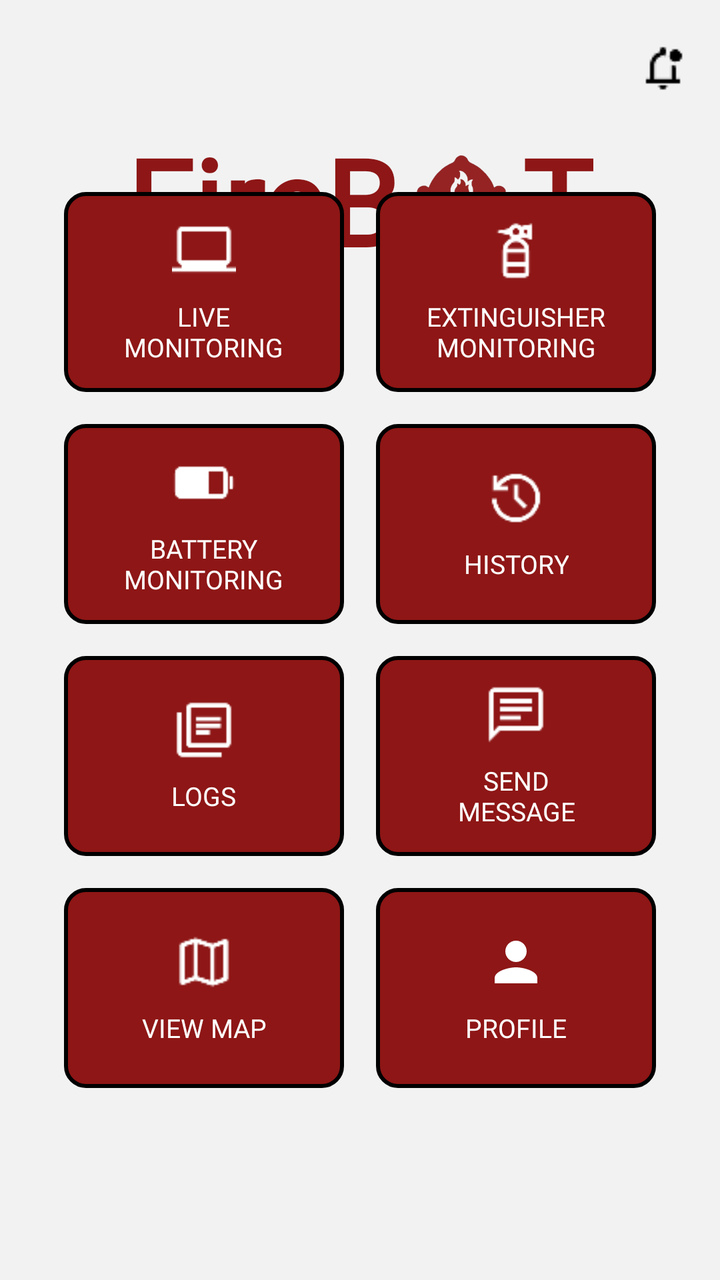
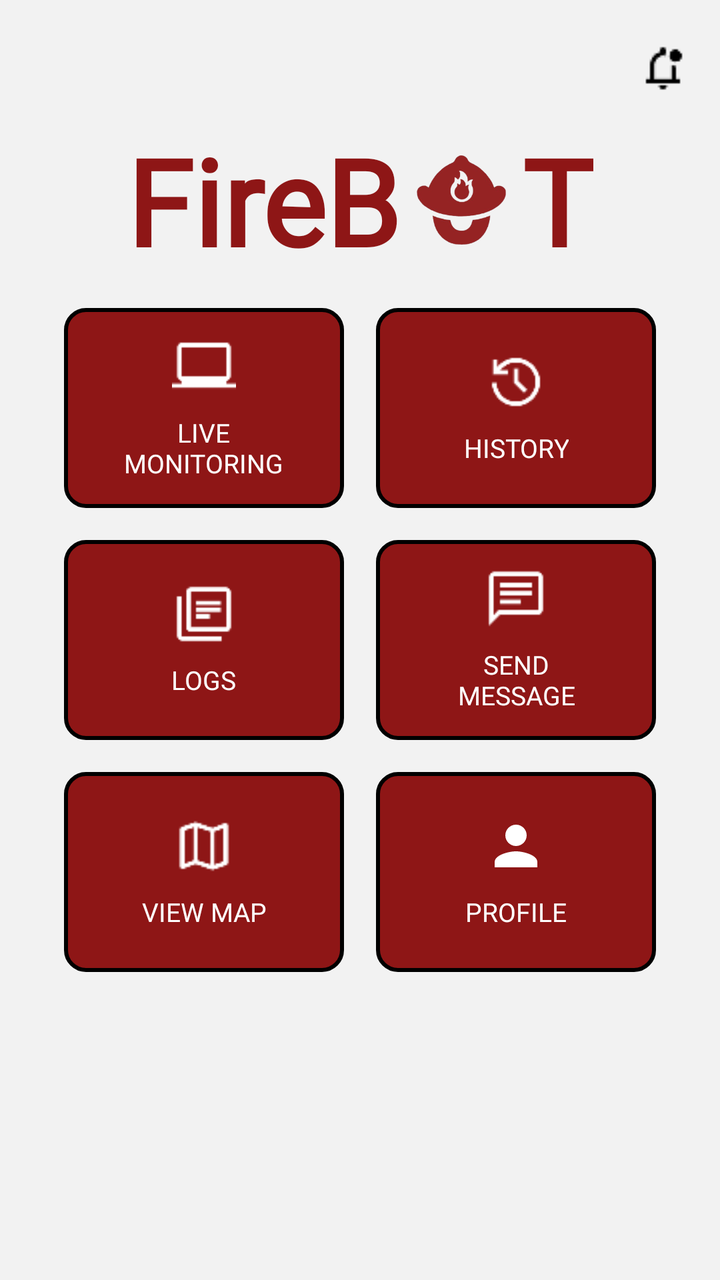

Two renders of the same Android screen: before a commit and after it. Below are the layout's source before the change and the commit's diff.
<!-- AndroidManifest.xml: application theme AppTheme -->
<!-- res/layout/second_activity_landing.xml -->
<?xml version="1.0" encoding="utf-8"?>
<RelativeLayout xmlns:android="http://schemas.android.com/apk/res/android"
    android:layout_width="match_parent"
    android:layout_height="match_parent"
    android:background="#F2F2F2">

    
    <ImageButton
        android:id="@+id/btnNotification"
        android:layout_width="wrap_content"
        android:layout_height="36dp"
        android:layout_alignParentEnd="true"
        android:layout_marginStart="16dp"
        android:layout_marginLeft="16dp"
        android:layout_marginTop="16dp"
        android:layout_marginEnd="16dp"
        android:layout_marginRight="16dp"
        android:layout_marginBottom="16dp"
        android:background="?attr/selectableItemBackgroundBorderless"
        android:contentDescription="Notifications"
        android:src="@drawable/notification_bell" />

    
    <LinearLayout
        android:layout_width="wrap_content"
        android:layout_height="wrap_content"
        android:orientation="horizontal"
        android:layout_centerHorizontal="true"
        android:layout_marginTop="60dp"
        android:gravity="center_vertical">

        <TextView
            android:layout_width="wrap_content"
            android:layout_height="wrap_content"
            android:text="FireB"
            android:textSize="60sp"
            android:textStyle="bold"
            android:textColor="#8E1616"
            android:fontFamily="@font/poppins_bold" />

        <ImageView
            android:layout_width="80dp"
            android:layout_height="80dp"
            android:layout_marginStart="-10dp"
            android:layout_marginEnd="-10dp"
            android:layout_gravity="center_vertical"
            android:adjustViewBounds="true"
            android:scaleType="fitCenter"
            android:contentDescription="Logo"
            android:src="@drawable/firebot_logo_red" />

        <TextView
            android:layout_width="wrap_content"
            android:layout_height="wrap_content"
            android:text="T"
            android:textSize="60sp"
            android:textStyle="bold"
            android:textColor="#8E1616"
            android:fontFamily="@font/poppins_bold" />
    </LinearLayout>

    
    <GridLayout
        android:layout_width="wrap_content"
        android:layout_height="wrap_content"
        android:layout_centerInParent="true"
        android:alignmentMode="alignMargins"
        android:columnCount="2"
        android:rowCount="4"
        android:rowOrderPreserved="false"
        android:layout_marginTop="40dp">

        
        
        <LinearLayout
            style="@style/LandingButton"
            android:id="@+id/btnLiveMonitoring">
            <ImageView
                android:layout_width="32dp"
                android:layout_height="32dp"
                android:src="@drawable/laptop" />
            <TextView
                android:layout_width="wrap_content"
                android:layout_height="wrap_content"
                android:text="LIVE\nMONITORING"
                style="@style/LandingText" />
        </LinearLayout>

        
        <LinearLayout
            style="@style/LandingButton"
            android:id="@+id/btnExtinguisher">
            <ImageView
                android:layout_width="32dp"
                android:layout_height="32dp"
                android:src="@drawable/fire_extinguisher" />
            <TextView
                android:layout_width="wrap_content"
                android:layout_height="wrap_content"
                android:text="EXTINGUISHER\nMONITORING"
                style="@style/LandingText" />
        </LinearLayout>

        
        
        <LinearLayout
            style="@style/LandingButton"
            android:id="@+id/btnBattery">
            <ImageView
                android:layout_width="32dp"
                android:layout_height="32dp"
                android:src="@drawable/battery" />
            <TextView
                android:layout_width="wrap_content"
                android:layout_height="wrap_content"
                android:text="BATTERY\nMONITORING"
                style="@style/LandingText" />
        </LinearLayout>

        
        <LinearLayout
            style="@style/LandingButton"
            android:id="@+id/btnHistory">
            <ImageView
                android:layout_width="32dp"
                android:layout_height="32dp"
                android:src="@drawable/history" />
            <TextView
                android:layout_width="wrap_content"
                android:layout_height="wrap_content"
                android:text="HISTORY"
                style="@style/LandingText" />
        </LinearLayout>

        
        
        <LinearLayout
            style="@style/LandingButton"
            android:id="@+id/btnLogs">
            <ImageView
                android:layout_width="32dp"
                android:layout_height="32dp"
                android:src="@drawable/files" />
            <TextView
                android:layout_width="wrap_content"
                android:layout_height="wrap_content"
                android:text="LOGS"
                style="@style/LandingText" />
        </LinearLayout>

        
        <LinearLayout
            style="@style/LandingButton"
            android:id="@+id/btnSendMessage">
            <ImageView
                android:layout_width="32dp"
                android:layout_height="32dp"
                android:src="@drawable/message" />
            <TextView
                android:layout_width="wrap_content"
                android:layout_height="wrap_content"
                android:text="SEND\nMESSAGE"
                style="@style/LandingText" />
        </LinearLayout>

        
        
        <LinearLayout
            style="@style/LandingButton"
            android:id="@+id/btnMap">
            <ImageView
                android:layout_width="32dp"
                android:layout_height="32dp"
                android:src="@drawable/map_icon" /> <TextView
            android:layout_width="wrap_content"
            android:layout_height="wrap_content"
            android:text="VIEW MAP"
            style="@style/LandingText" />
        </LinearLayout>

        <LinearLayout
            style="@style/LandingButton"
            android:id="@+id/btnProfile">
            <ImageView
                android:layout_width="32dp"
                android:layout_height="32dp"
                android:src="@drawable/person_icon" />
            <TextView
                android:layout_width="wrap_content"
                android:layout_height="wrap_content"
                android:text="PROFILE"
                style="@style/LandingText" />
        </LinearLayout>
    </GridLayout>
</RelativeLayout>
<!-- resources referenced by this layout -->
<resources>
  <!-- drawable battery: png bitmap (drawable, 718 bytes) -->
  <!-- drawable files: png bitmap (drawable, 875 bytes) -->
  <!-- drawable fire_extinguisher: png bitmap (drawable, 935 bytes) -->
  <!-- drawable firebot_logo_red: png bitmap (drawable, 44093 bytes) -->
  <!-- drawable history: png bitmap (drawable, 1119 bytes) -->
  <!-- drawable laptop: png bitmap (drawable, 710 bytes) -->
  <!-- drawable map_icon: png bitmap (drawable, 833 bytes) -->
  <!-- drawable message: png bitmap (drawable, 829 bytes) -->
  <!-- drawable notification_bell: png bitmap (drawable, 603 bytes) -->
  <!-- drawable person_icon (drawable) -->
  <vector xmlns:android="http://schemas.android.com/apk/res/android" android:height="24dp" android:tint="#FFFFFF" android:viewportHeight="24" android:viewportWidth="24" android:width="24dp">
        
      <path android:fillColor="@android:color/white" android:pathData="M12,12c2.21,0 4,-1.79 4,-4s-1.79,-4 -4,-4 -4,1.79 -4,4 1.79,4 4,4zM12,14c-2.67,0 -8,1.34 -8,4v2h16v-2c0,-2.66 -5.33,-4 -8,-4z"/>
      
  </vector>
  <style name="LandingButton">
          <item name="android:layout_width">140dp</item>
          <item name="android:layout_height">100dp</item>
          <item name="android:orientation">vertical</item>
          <item name="android:gravity">center</item>
          <item name="android:layout_margin">8dp</item>
          <item name="android:background">@drawable/landing_button_bg</item>
      </style>
  <style name="LandingText">
          <item name="android:layout_marginTop">8dp</item>
          <item name="android:textColor">#FFFFFF</item>
          <item name="android:textSize">13sp</item>
          <item name="android:gravity">center</item>
          <item name="android:fontFamily">@font/poppins_bold</item>
      </style>
  <style name="AppTheme" parent="Theme.AppCompat.Light.DarkActionBar">
          <item name="colorPrimary">@color/colorPrimary</item>
          <item name="colorPrimaryDark">@color/colorPrimaryDark</item>
          <item name="colorAccent">@color/colorAccent</item>
  
          <item name="actionBarStyle">@style/CustomActionBar</item>
      </style>
  <!-- drawable landing_button_bg (drawable) -->
  <?xml version="1.0" encoding="utf-8"?>
  <selector xmlns:android="http://schemas.android.com/apk/res/android">
  
      
      <item android:state_pressed="true">
          <shape android:shape="rectangle">
              <solid android:color="#6C0F0F" /> 
              <stroke android:width="2dp" android:color="#000000" />
              <corners android:radius="10dp" />
          </shape>
      </item>
  
      
      <item>
          <shape android:shape="rectangle">
              <solid android:color="#8E1616" /> 
              <stroke android:width="2dp" android:color="#000000" />
              <corners android:radius="10dp" />
          </shape>
      </item>
  
  </selector>
  <color name="colorPrimary">#8E1616</color>
  <color name="colorPrimaryDark">#5E0E0E</color>
  <color name="colorAccent">#FF6B35</color>
  <style name="CustomActionBar" parent="@style/Widget.AppCompat.ActionBar">
          <item name="background">@color/colorPrimary</item>
          <item name="titleTextStyle">@style/BoldCapsActionBarText</item>
      </style>
  <style name="BoldCapsActionBarText" parent="@style/TextAppearance.AppCompat.Widget.ActionBar.Title">
          <item name="android:textStyle">bold</item>
          <item name="android:fontFamily">@font/poppins_bold</item>
          <item name="android:textAllCaps">true</item>
          <item name="android:textColor">@color/white</item>
      </style>
  <color name="white">#FFFFFF</color>
</resources>

<!-- the commit's change to res/layout/second_activity_landing.xml (unified diff, before → after) -->
@@ -4,7 +4,6 @@
     android:layout_height="match_parent"
     android:background="#F2F2F2">
 
-    
     <ImageButton
         android:id="@+id/btnNotification"
         android:layout_width="wrap_content"
@@ -20,7 +19,6 @@
         android:contentDescription="Notifications"
         android:src="@drawable/notification_bell" />
 
-    
     <LinearLayout
         android:layout_width="wrap_content"
         android:layout_height="wrap_content"
@@ -59,19 +57,15 @@
             android:fontFamily="@font/poppins_bold" />
     </LinearLayout>
 
-    
     <GridLayout
         android:layout_width="wrap_content"
         android:layout_height="wrap_content"
         android:layout_centerInParent="true"
         android:alignmentMode="alignMargins"
         android:columnCount="2"
-        android:rowCount="4"
         android:rowOrderPreserved="false"
         android:layout_marginTop="40dp">
 
-        
-        
         <LinearLayout
             style="@style/LandingButton"
             android:id="@+id/btnLiveMonitoring">
@@ -86,38 +80,6 @@
                 style="@style/LandingText" />
         </LinearLayout>
 
-        
-        <LinearLayout
-            style="@style/LandingButton"
-            android:id="@+id/btnExtinguisher">
-            <ImageView
-                android:layout_width="32dp"
-                android:layout_height="32dp"
-                android:src="@drawable/fire_extinguisher" />
-            <TextView
-                android:layout_width="wrap_content"
-                android:layout_height="wrap_content"
-                android:text="EXTINGUISHER\nMONITORING"
-                style="@style/LandingText" />
-        </LinearLayout>
-
-        
-        
-        <LinearLayout
-            style="@style/LandingButton"
-            android:id="@+id/btnBattery">
-            <ImageView
-                android:layout_width="32dp"
-                android:layout_height="32dp"
-                android:src="@drawable/battery" />
-            <TextView
-                android:layout_width="wrap_content"
-                android:layout_height="wrap_content"
-                android:text="BATTERY\nMONITORING"
-                style="@style/LandingText" />
-        </LinearLayout>
-
-        
         <LinearLayout
             style="@style/LandingButton"
             android:id="@+id/btnHistory">
@@ -132,8 +94,6 @@
                 style="@style/LandingText" />
         </LinearLayout>
 
-        
-        
         <LinearLayout
             style="@style/LandingButton"
             android:id="@+id/btnLogs">
@@ -148,7 +108,6 @@
                 style="@style/LandingText" />
         </LinearLayout>
 
-        
         <LinearLayout
             style="@style/LandingButton"
             android:id="@+id/btnSendMessage">
@@ -163,19 +122,18 @@
                 style="@style/LandingText" />
         </LinearLayout>
 
-        
-        
         <LinearLayout
             style="@style/LandingButton"
             android:id="@+id/btnMap">
             <ImageView
                 android:layout_width="32dp"
                 android:layout_height="32dp"
-                android:src="@drawable/map_icon" /> <TextView
-            android:layout_width="wrap_content"
-            android:layout_height="wrap_content"
-            android:text="VIEW MAP"
-            style="@style/LandingText" />
+                android:src="@drawable/map_icon" />
+            <TextView
+                android:layout_width="wrap_content"
+                android:layout_height="wrap_content"
+                android:text="VIEW MAP"
+                style="@style/LandingText" />
         </LinearLayout>
 
         <LinearLayout
<!-- resource entries referenced after the edit -->
@@ -1,8 +1,6 @@
 <!-- resources referenced by this layout -->
 <resources>
-  <!-- drawable battery: png bitmap (drawable, 718 bytes) -->
   <!-- drawable files: png bitmap (drawable, 875 bytes) -->
-  <!-- drawable fire_extinguisher: png bitmap (drawable, 935 bytes) -->
   <!-- drawable firebot_logo_red: png bitmap (drawable, 44093 bytes) -->
   <!-- drawable history: png bitmap (drawable, 1119 bytes) -->
   <!-- drawable laptop: png bitmap (drawable, 710 bytes) -->
